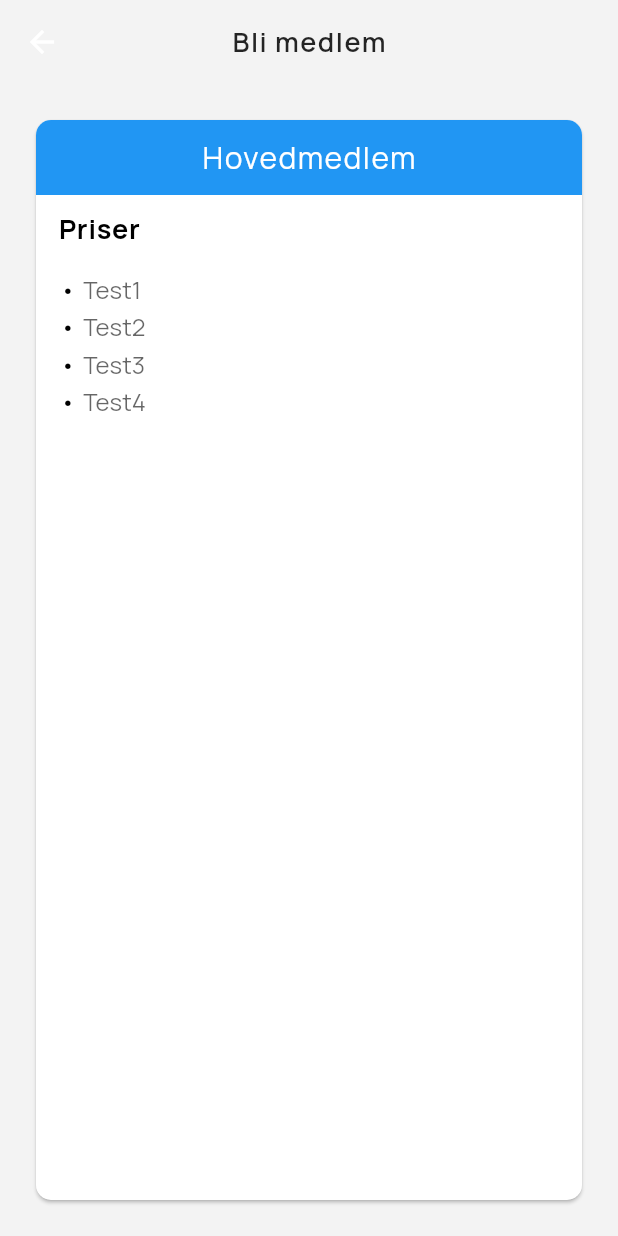
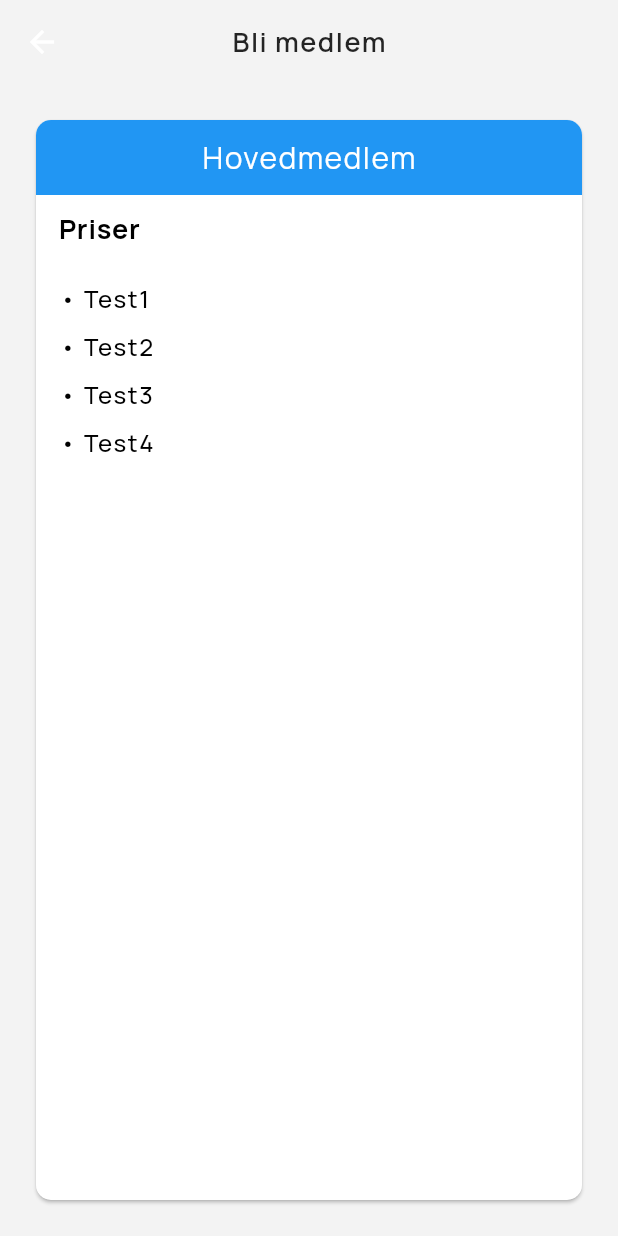
Before and after one commit to mathiasovreseth/stryn-esport, a Flutter app: the BecomeMemberPage screen opened directly, on a phone screen of 412 x 824 dp. Run offline on Flutter 3.47's test engine with Material 2 defaults, Android fonts, the phone set to English and light mode, and no system bars; our stand-ins replace bloc, cloud_firestore, equatable, firebase_auth, firebase_core, flutter_bloc and 4 more; missing offline and left inert: flow_builder; accounts and stored records are empty.

Commit message:
Slight adjustment to the spacing in the custom bullet list widget.

```diff
--- a/lib/widgets/custom_bullet_list.dart
+++ b/lib/widgets/custom_bullet_list.dart
@@ -20,7 +20,7 @@ class BulletList extends StatelessWidget {
                 '\u2022',
                 style: TextStyle(
                   fontSize: 16,
-                  height: 1.55,
+                  height: 2,
                   color: Colors.black,
                 ),
               ),
@@ -32,10 +32,12 @@ class BulletList extends StatelessWidget {
                   str,
                   textAlign: TextAlign.left,
                   softWrap: true,
-                  style: TextStyle(
+                  style: const TextStyle(
                     fontSize: 16,
-                    color: Colors.black.withOpacity(0.6),
-                    height: 1.55,
+                    fontWeight: FontWeight.w500,
+                    color: Colors.black,
+                    letterSpacing: 1,
+                    height: 2,
                   ),
                 ),
               ),
```
